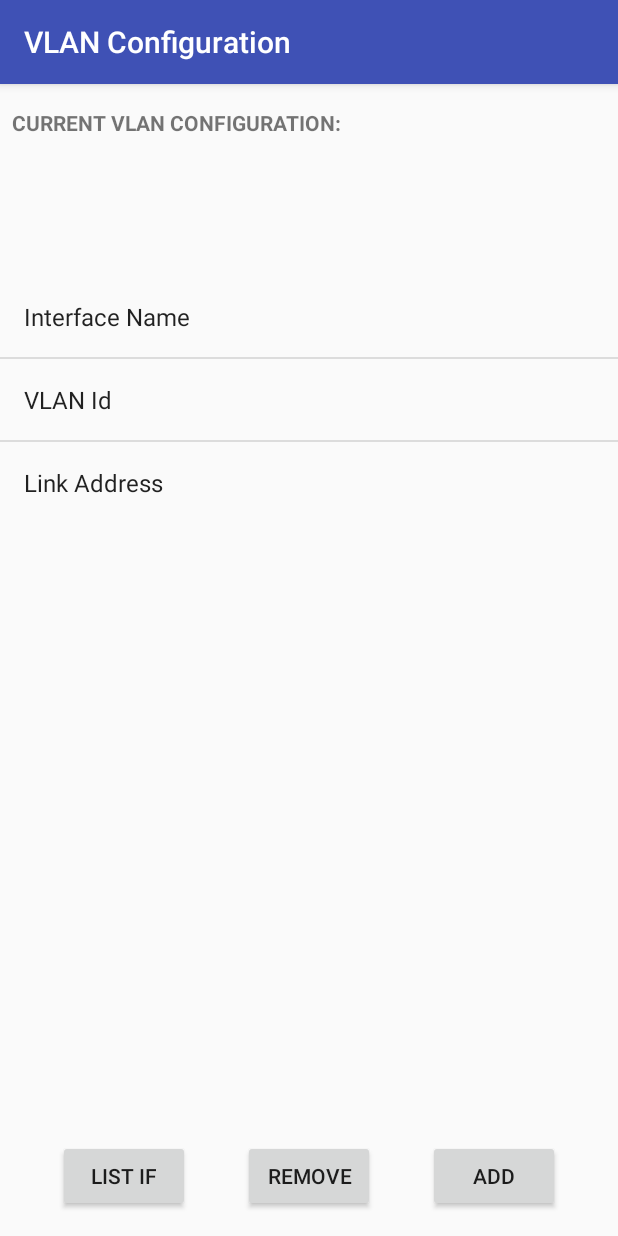
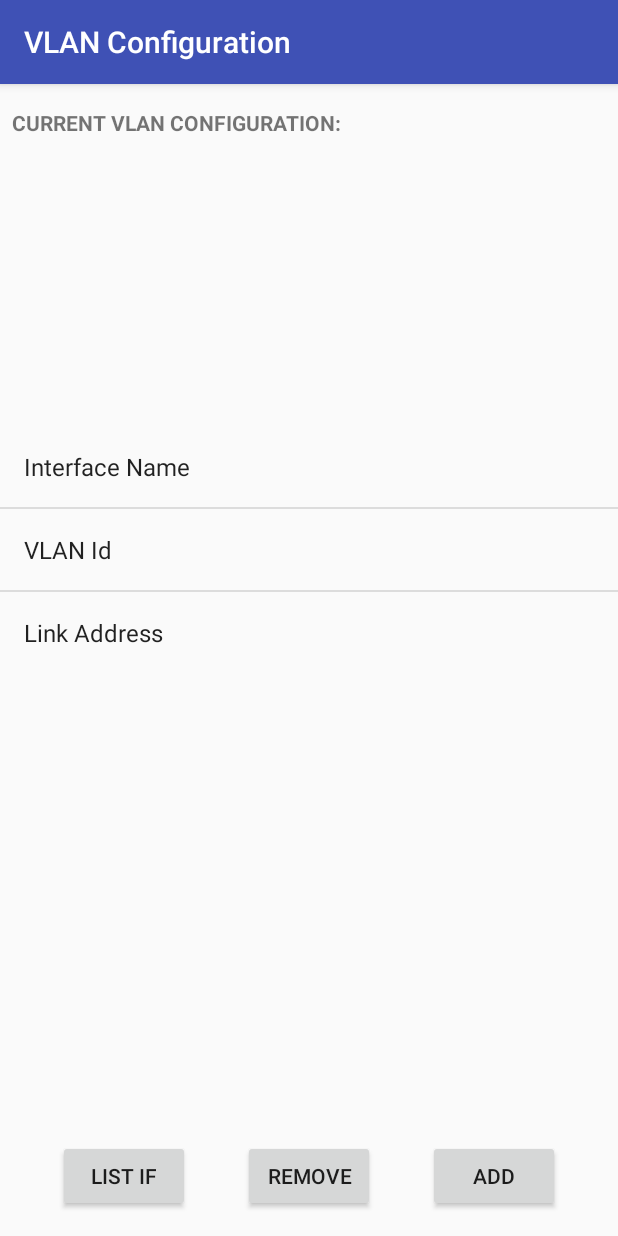
Before and after one commit to GraphiteSoftware/SpaceVlanConfig, an Android app: the screen it shows after launch (MainActivity), on a phone screen of 412 x 824 dp. Run offline under Robolectric (Android 15) with nearby library versions, the phone set to English and light mode, and no system bars; 4 statements that could not run were skipped.

Commit message:
Fixed page caching, adjust page layout and cleanup

```diff
--- a/app/src/main/AndroidManifest.xml
+++ b/app/src/main/AndroidManifest.xml
@@ -59,11 +59,9 @@
 
 
     <application
-        android:allowBackup="true"
         android:icon="@drawable/ic_launcher"
         android:label="@string/app_name_short"
         android:supportsRtl="true"
-        android:noHistory="true"
         android:theme="@style/AppTheme">
         <activity
             android:name="com.securespaces.android.vlanconfig.MainActivity"
--- a/app/src/main/java/com/securespaces/android/vlanconfig/MainActivity.java
+++ b/app/src/main/java/com/securespaces/android/vlanconfig/MainActivity.java
@@ -24,7 +24,6 @@ import java.util.List;
 public class MainActivity extends AppCompatActivity {
     private static final String TAG = "MainActivity";
     private static final String FRAGMENT_TAG = "frag_tag";
-    private static final String KEY_RADIO_SELECTION = "radio_selection";
 
     private SpacesManager mSpacesManager;
     private ConfigPrefFrag mConfigFragment;
@@ -159,7 +158,6 @@ public class MainActivity extends AppCompatActivity {
 
     private void listInterface() {
 
-        Log.d(TAG, "JACK Start activity as user: "+UserUtils.myUserId());
         Intent intent = new Intent(this, ListObjectActivity.class);
         intent.putExtra(PrimeEngine.EXTRA_USERID,UserUtils.myUserId());
         mContext.startActivityAsUser(intent, UserUtils.myUserHandle());
@@ -235,5 +233,6 @@ public class MainActivity extends AppCompatActivity {
     private void reset() {
         Intent intent = new Intent(this, MainActivity.class);
         startActivity(intent);
+        finish();
     }
 }
--- a/app/src/main/java/com/securespaces/android/vlanconfig/UpdatingEditTextPreference.java
+++ b/app/src/main/java/com/securespaces/android/vlanconfig/UpdatingEditTextPreference.java
@@ -5,10 +5,6 @@ import android.preference.EditTextPreference;
 import android.util.AttributeSet;
 import android.view.View;
 import android.view.ViewGroup;
-
-/**
- * Created by eric on 25/01/18.
- */
 
 public class UpdatingEditTextPreference extends EditTextPreference {
 
--- a/app/src/main/res/layout/activity_main.xml
+++ b/app/src/main/res/layout/activity_main.xml
@@ -9,7 +9,7 @@
     <TextView
         android:id="@+id/currentVlanConfigTextView"
         android:layout_width="0dp"
-        android:layout_height="120dp"
+        android:layout_height="220dp"
         android:layout_marginEnd="8dp"
         android:layout_marginStart="8dp"
         android:layout_marginTop="0dp"
```
